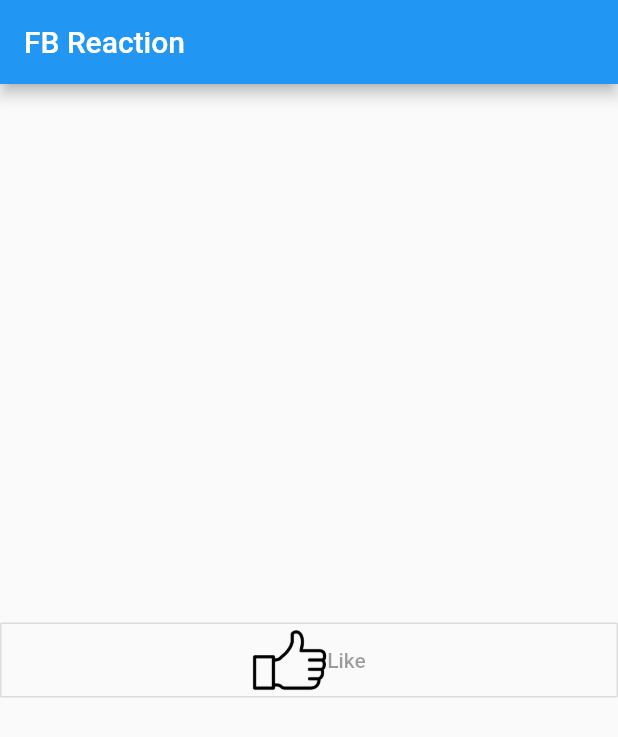
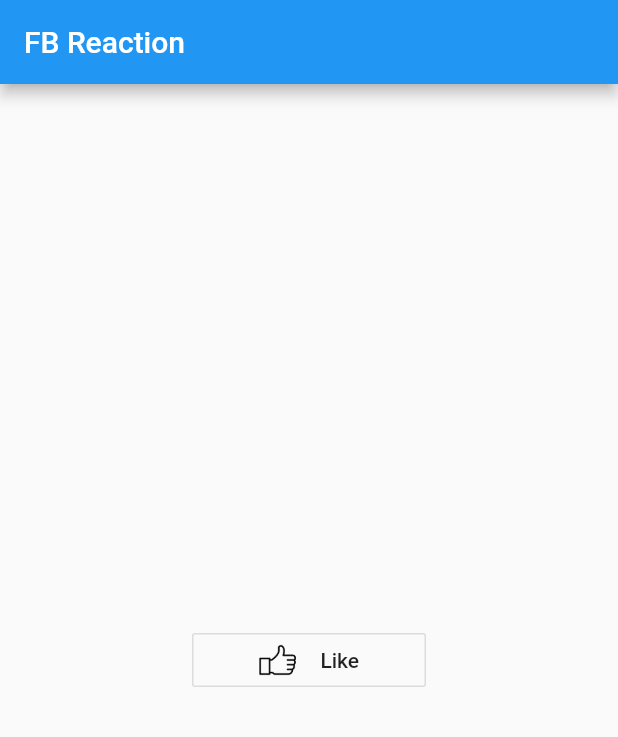
Before and after one commit to mdg-iitr-archive/cross-platform-apps-noobs, a Flutter app: the screen it shows after launch, on a phone screen of 412 x 824 dp. Shown: the top 737 px of the screen. Run offline on Flutter 3.47's test engine with Material 2 defaults, Android fonts, the phone set to English and light mode, and no system bars.

Commit message:
correct position of button

```diff
--- a/lib/main.dart
+++ b/lib/main.dart
@@ -3,6 +3,11 @@ import 'package:flutter/material.dart';
 void main() => runApp(MyApp());
 
 class MyApp extends StatelessWidget {
+  void _showSnackbar(BuildContext context) {
+    Scaffold.of(context)
+        .showSnackBar(new SnackBar(content: const Text('Button Clicked')));
+  }
+
   @override
   Widget build(BuildContext context) {
     return MaterialApp(
@@ -11,20 +16,19 @@ class MyApp extends StatelessWidget {
         appBar: AppBar(
           title: Text('FB Reaction'),
         ),
-        body: Center(
-            child: new OutlineButton(
-                onPressed: null,
-                child: new Row(
-                  mainAxisAlignment: MainAxisAlignment.center,
-                  children: <Widget>[
-                    LikeImage(),
-                    LikeText(),
-                  ],
+        body: Builder(
+          builder: (context) => Center(
+                child: Padding(
+                  padding: const EdgeInsets.only(left: 128.0, right: 128.0),
+                  child: OutlineButton(
+                      onPressed: () => _showSnackbar(context),
+                      child: Row(
+                        mainAxisAlignment: MainAxisAlignment.center,
+                        children: <Widget>[LikeImage(), LikeText()],
+                      )),
                 ),
-                shape: new RoundedRectangleBorder(
-                    borderRadius: new BorderRadius.circular(
-                      1.0,
-                    )))),
+              ),
+        ),
       ),
     );
   }
@@ -35,8 +39,7 @@ class LikeImage extends StatelessWidget {
   Widget build(BuildContext context) {
     AssetImage assetImage = AssetImage('images/ic_like.png');
     Image image = Image(image: assetImage);
-    // Image thumbnail = copyResize(image, 120);
-    return Container(height: 50.0, width: 50.0, child: image);
+    return Container(height: 25.0, width: 25.0, child: image);
   }
 }
 
@@ -45,8 +48,7 @@ class FillLikeImage extends StatelessWidget {
   Widget build(BuildContext context) {
     AssetImage assetImage = AssetImage('images/ic_like_fill.png');
     Image image = Image(image: assetImage);
-    // Image thumbnail = copyResize(image, 120);
-    return Container(height: 50.0, width: 50.0, child: image);
+    return Container(height: 25.0, width: 25.0, child: image);
   }
 }
 
@@ -55,6 +57,6 @@ class LikeText extends StatelessWidget {
   Widget build(BuildContext context) {
     Text txt = new Text('Like');
 
-    return Container(child: txt);
+    return Padding(padding: EdgeInsets.only(left: 16.0), child: txt);
   }
 }
```
